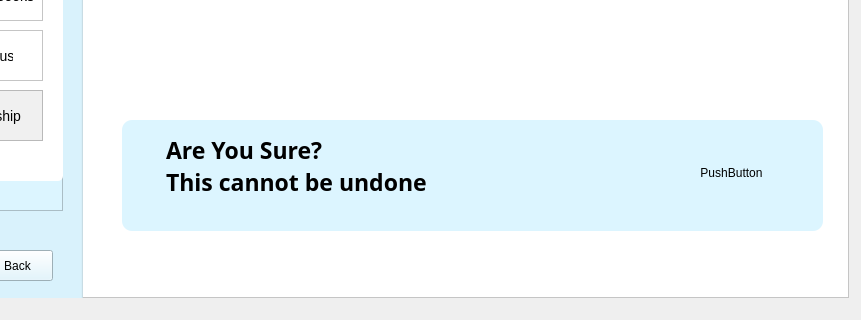
This is adminremovememconfirm.ui in TenacioussD/library_information_system as Qt 5 draws it before an edit; both pictures show x 158 to 1019 and y 350 to 670 of the 1019 by 670 pixel window. The edited form follows.
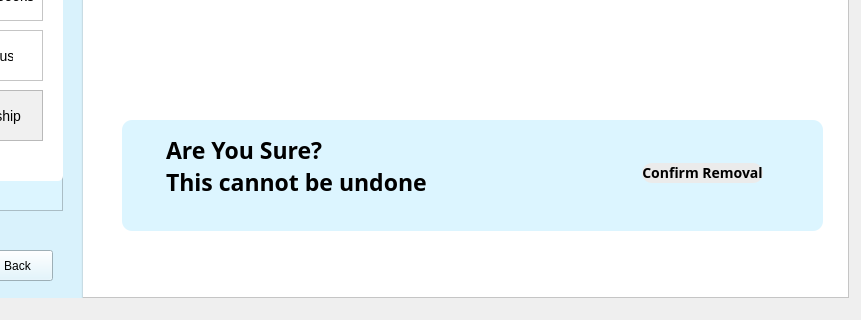
This is the edited form. Icons and pictures are not drawn.

Diff of the .ui file:
```diff
--- a/adminremovememconfirm.ui
+++ b/adminremovememconfirm.ui
@@ -523,7 +523,7 @@
     <property name="frameShadow">
      <enum>QFrame::Raised</enum>
     </property>
-    <widget class="QWidget" name="">
+    <widget class="QWidget" name="layoutWidget">
      <property name="geometry">
       <rect>
        <x>0</x>
@@ -576,16 +576,24 @@
       <item>
        <widget class="QPushButton" name="pushButton">
         <property name="styleSheet">
-         <string notr="true">/*QPushButton {
-background: white;
-}*/
+         <string notr="true">QPushButton
+{
+background: rgb(235, 235, 235);
+border-radius: 10px;
+font-size: 14px;
+font-family: open sans;
+color: black;
+font-weight: bold;
+}
 
-QPushButton:hover {
+
+QPushButton:hover 
+{
 	color: rgb(106, 146, 255);
 }</string>
         </property>
         <property name="text">
-         <string>PushButton</string>
+         <string>Confirm Removal</string>
         </property>
        </widget>
       </item>
```
